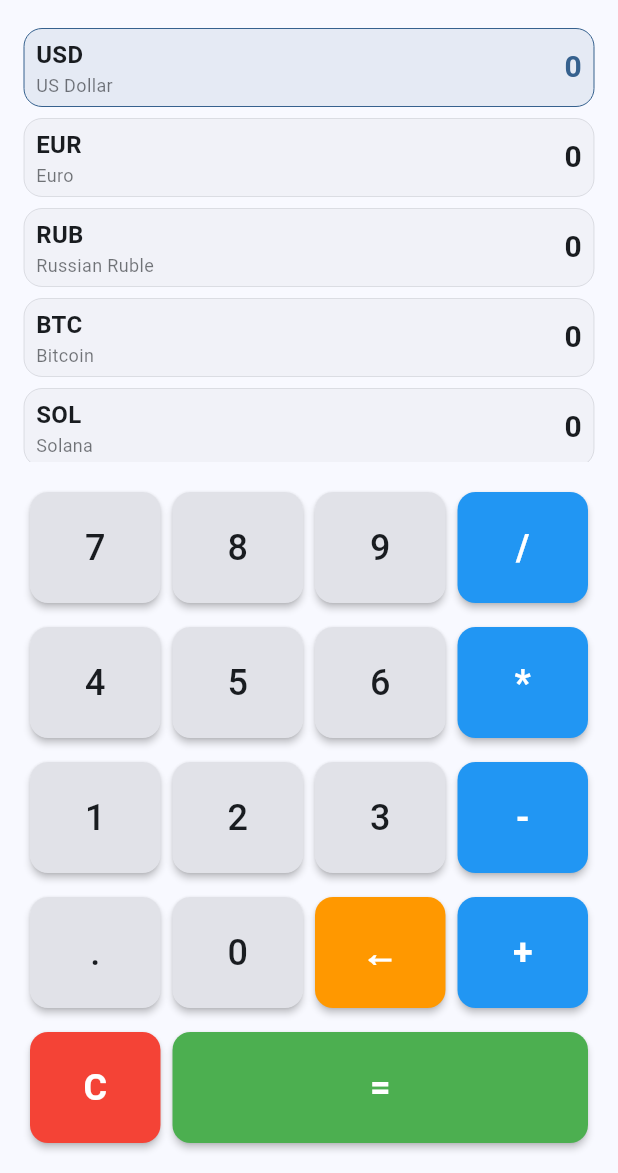
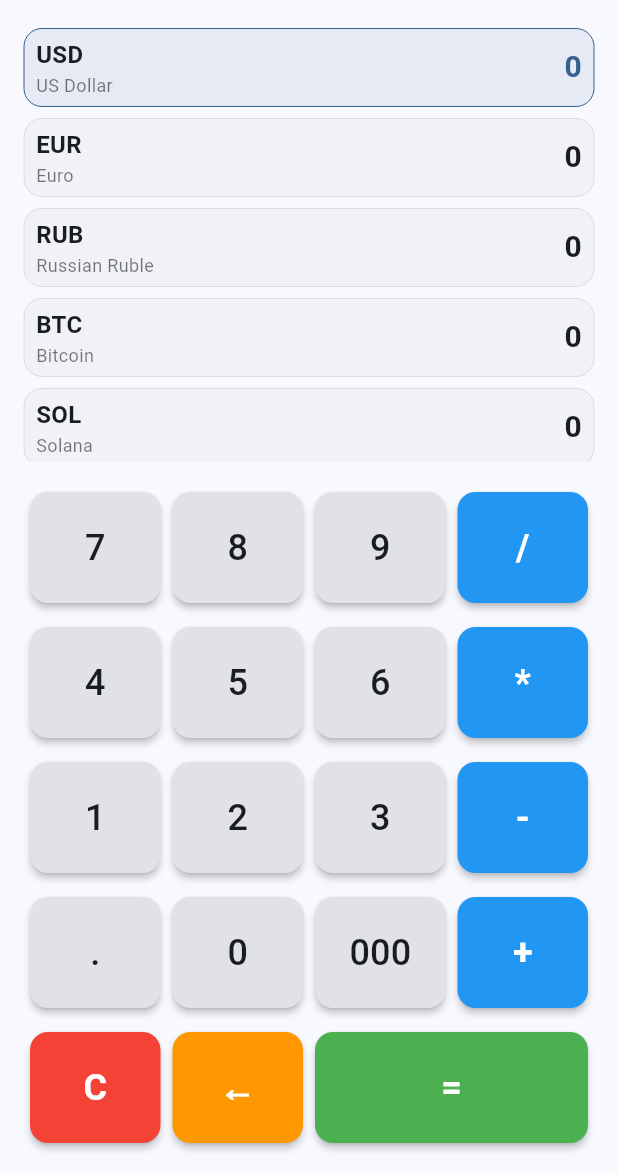
Before and after one commit to jozef-pridavok/converter, a Flutter app: the screen it shows after launch, on a phone screen of 412 x 824 dp, the part 63-1236 px from its top. Run offline on Flutter 3.47's test engine with Material 3 defaults, Android fonts, the phone set to English and light mode, and no system bars; our stand-ins replace flutter_riverpod, hive_flutter; missing offline and left inert: window_manager; accounts and stored records are empty; network calls fail.

Commit message:
App identifiers.

```diff
--- a/lib/providers/app_providers.dart
+++ b/lib/providers/app_providers.dart
@@ -295,12 +295,8 @@ class CalculatorNotifier extends StateNotifier<String> {
         return;
     }
 
-    state = _formatResult(result);
+    state = NumberFormatter.formatResult(result);
     _updateActiveRow(state);
-  }
-
-  String _formatResult(double value) {
-    return NumberFormatter.formatResult(value);
   }
 
   void _updateActiveRow(String value) {
--- a/lib/ui/widgets/numeric_keypad.dart
+++ b/lib/ui/widgets/numeric_keypad.dart
@@ -56,7 +56,7 @@ class NumericKeypad extends StatelessWidget {
             children: [
               _buildButton(decimalSeparator, onDigitPressed, context),
               _buildButton('0', onDigitPressed, context),
-              _buildSpecialButton('←', onBackspace, Colors.orange),
+              _buildButton('000', onDigitPressed, context),
               _buildOperatorButton('+', onOperatorPressed),
             ],
           ),
@@ -64,7 +64,8 @@ class NumericKeypad extends StatelessWidget {
           Row(
             children: [
               _buildSpecialButton('C', onClear, Colors.red),
-              _buildSpecialButton('=', onEquals, Colors.green, flex: 3),
+              _buildSpecialButton('←', onBackspace, Colors.orange),
+              _buildSpecialButton('=', onEquals, Colors.green, flex: 2),
             ],
           ),
         ],
```
Also changed, not shown: 7 other files.
